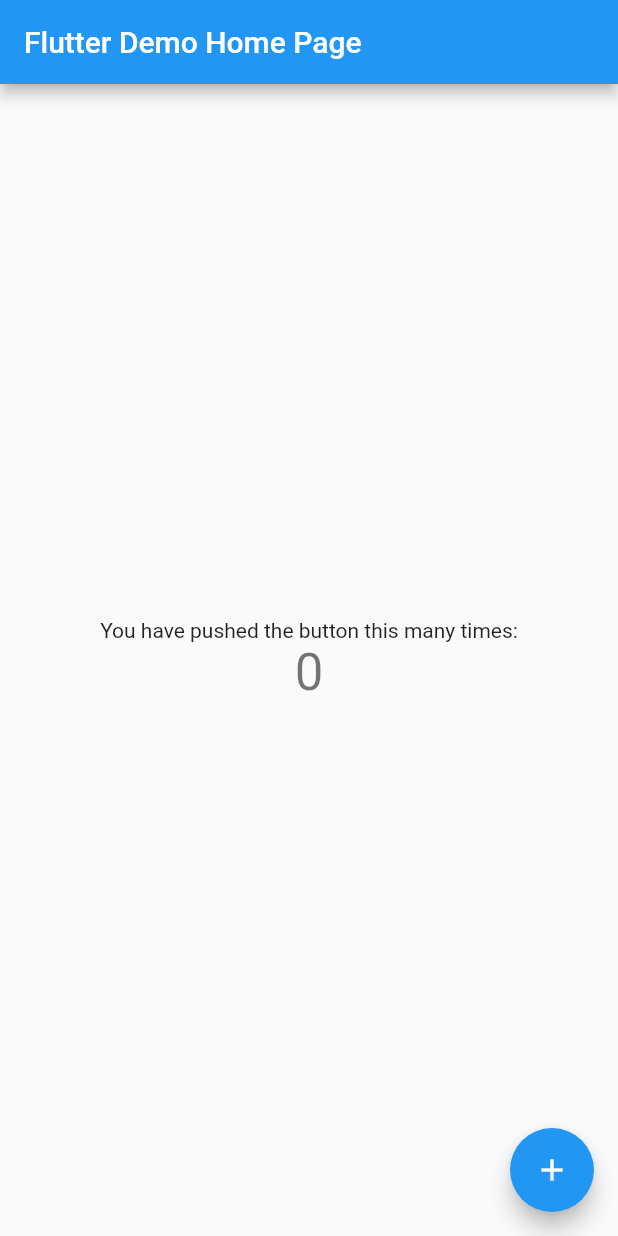
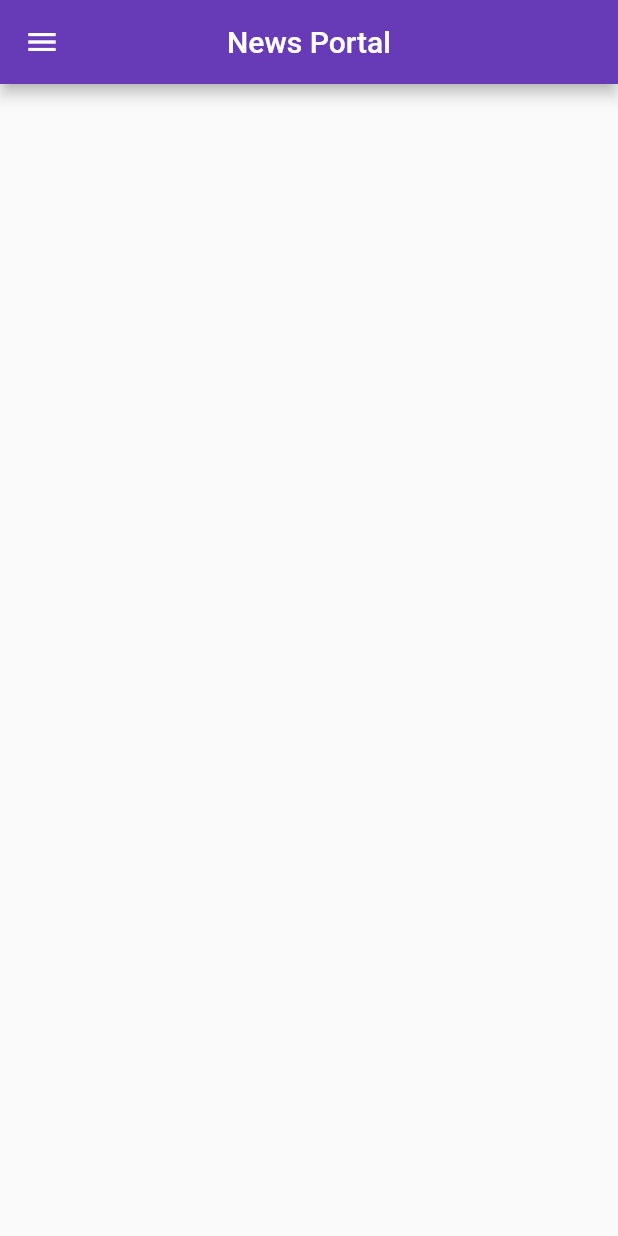
Before and after one commit to walidwazini/Flutter-NewsApp-1, a Flutter app: the screen it shows after launch, on a phone screen of 412 x 824 dp. Run offline on Flutter 3.47's test engine with Material 2 defaults, Android fonts, the phone set to English and light mode, and no system bars; missing offline and left inert: dart:ffi.

Commit message:
home screen 1st draft

```diff
--- a/lib/main.dart
+++ b/lib/main.dart
@@ -1,4 +1,6 @@
 import 'package:flutter/material.dart';
+
+import './screens/Screen_Home.dart';
 
 void main() {
   runApp(MyApp());
@@ -11,10 +13,15 @@ class MyApp extends StatelessWidget {
     return MaterialApp(
       title: 'Flutter Demo',
       theme: ThemeData(
-
-        primarySwatch: Colors.blue,
+        textTheme: TextTheme(
+          headline6: TextStyle( color: Colors.yellow),
+        ),
+        appBarTheme: AppBarTheme(
+          textTheme: TextTheme()
+        ),
+        primarySwatch: Colors.deepPurple,
       ),
-      home: MyHomePage(title: 'Flutter Demo Home Page'),
+      home: HomeScreen(),
     );
   }
 }
--- a/lib/screens/Screen_Home.dart
+++ b/lib/screens/Screen_Home.dart
@@ -1 +1,40 @@
+import 'dart:ffi';
+
 import 'package:flutter/material.dart';
+
+class HomeScreen extends StatefulWidget {
+  const HomeScreen({Key? key}) : super(key: key);
+
+  @override
+  _HomeScreenState createState() => _HomeScreenState();
+}
+
+class _HomeScreenState extends State<HomeScreen> {
+  @override
+  Widget build(BuildContext context) {
+    return Scaffold(
+      appBar: AppBar(
+        centerTitle: true,
+        title: Text('News Portal'),
+      ),
+      // Drawer starts
+      drawer:Drawer(
+        child: Container( color: Colors.purpleAccent,
+          child: ListView( children: [
+            UserAccountsDrawerHeader(
+              decoration: BoxDecoration(color: Colors.blue),
+                accountName: null,
+                accountEmail: null,
+            ),
+            ListTile(
+              leading: Icon(Icons.public),
+              title: Text('International',style: TextStyle(color: Colors.white),),
+            )
+          ],),
+        ),
+      ) ,
+      // Drawer ends
+      body: Container(),
+    );
+  }
+}
```
